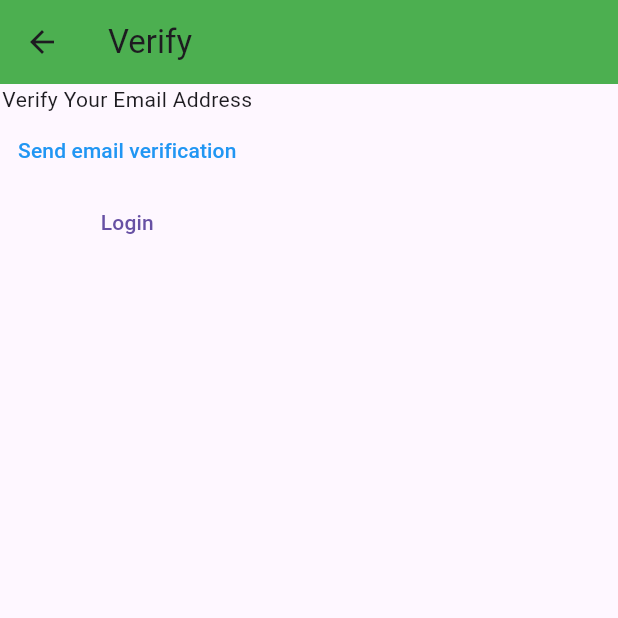
After one commit to karthik-369/TraceyNotes, a Flutter app: the VerifyEmail screen opened by its route, on a phone screen of 412 x 824 dp, the top half of it. The commit adds this screen. Run offline on Flutter 3.47's test engine with Material 3 defaults, Android fonts, the phone set to English and light mode, and no system bars; our stand-ins replace firebase_auth, firebase_core; accounts and stored records are empty; network calls fail.

Commit message:
views update

```diff
--- a/lib/main.dart
+++ b/lib/main.dart
@@ -3,6 +3,9 @@ import 'package:firebase_core/firebase_core.dart';
 import 'package:flutter/material.dart';
 import 'package:learning_dart/firebase_options.dart';
 import 'package:learning_dart/views/login_view.dart';
+import 'package:learning_dart/views/register_view.dart';
+import 'package:learning_dart/views/verify_view.dart';
+// import 'package:learning_dart/views/register_view.dart';
 
 void main() {
   WidgetsFlutterBinding.ensureInitialized();
@@ -15,7 +18,13 @@ void main() {
         // backgroundColor: Colors.yellow,
         // useMaterial3: true,
       ),
-      home: const HomePage(),
+      home: const LoginView(),
+      routes: {
+        '/login': (context) => const LoginView(),
+        '/register': (context) => const RegisterView(),
+        '/home': (context) => const HomePage(),
+        '/verify': (context) => const VerifyEmail(),
+      },
     ),
   );
 }
@@ -48,8 +57,11 @@ class HomePage extends StatelessWidget {
                 print("ulla po");
               } else {
                 print('vella po');
+                // Navigator.of(context).pushNamedAndRemoveUntil('/verify', (route) => false);
+                return const VerifyEmail();
               }
               return const Text('Done');
+            // return const LoginView();
             default:
               return const Text('Loading...');
           }
--- /dev/null
+++ b/lib/views/verify_view.dart
@@ -0,0 +1,63 @@
+import 'package:firebase_auth/firebase_auth.dart';
+import 'package:firebase_core/firebase_core.dart';
+import 'package:flutter/material.dart';
+import 'package:flutter/widgets.dart';
+import 'package:learning_dart/firebase_options.dart';
+
+class VerifyEmail extends StatefulWidget {
+  const VerifyEmail({super.key});
+
+  @override
+  State<VerifyEmail> createState() => _VerifyEmailState();
+}
+
+class _VerifyEmailState extends State<VerifyEmail> {
+  @override
+  Widget build(BuildContext context) {
+    return Scaffold(
+      // backgroundColor: Colors.amber,
+      appBar: AppBar(
+        title: const Text('Verify'),
+        backgroundColor: Colors.green,
+        // foregroundColor: Colors.yellow,
+        // shadowColor: Colors.orange,
+        // surfaceTintColor: Colors.orange,
+        // bottom: Colors.yellowAccent,
+      ),
+      body: FutureBuilder(
+        future: Firebase.initializeApp(
+          options: DefaultFirebaseOptions.currentPlatform,
+        ),
+        builder: (context, snapshot) {
+          switch (snapshot.connectionState) {
+            case ConnectionState.done:
+              // TODO: Handle this case.
+              return Column(
+                children: [
+                  const Text('Verify Your Email Address'),
+                  TextButton(
+                    onPressed: () async {
+                      final user = FirebaseAuth.instance.currentUser;
+                      await user?.sendEmailVerification();
+                    },
+                    child: const Text(
+                      'Send email verification',
+                      style: TextStyle(color: Colors.blue),
+                    ),
+                  ),
+                  TextButton(
+                      onPressed: () {
+                        Navigator.of(context).pushNamedAndRemoveUntil(
+                            '/login', (route) => false);
+                      },
+                      child: const Text('Login'))
+                ],
+              );
+            default:
+              return Text('Loading...');
+          }
+        },
+      ),
+    );
+  }
+}
```
Also changed, not shown: lib/views/login_view.dart (+12 -15 lines), lib/views/register_view.dart (+11 -19 lines).
